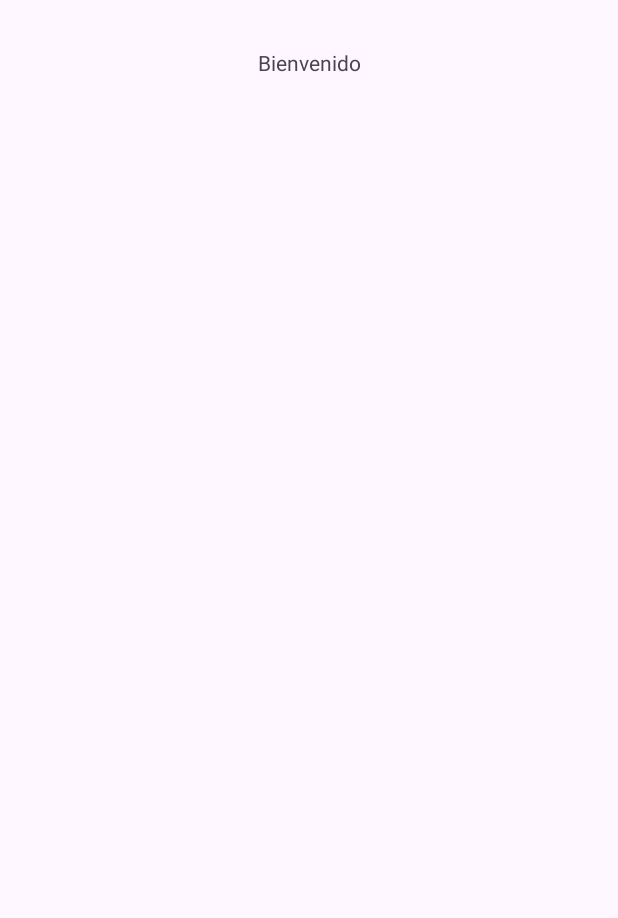
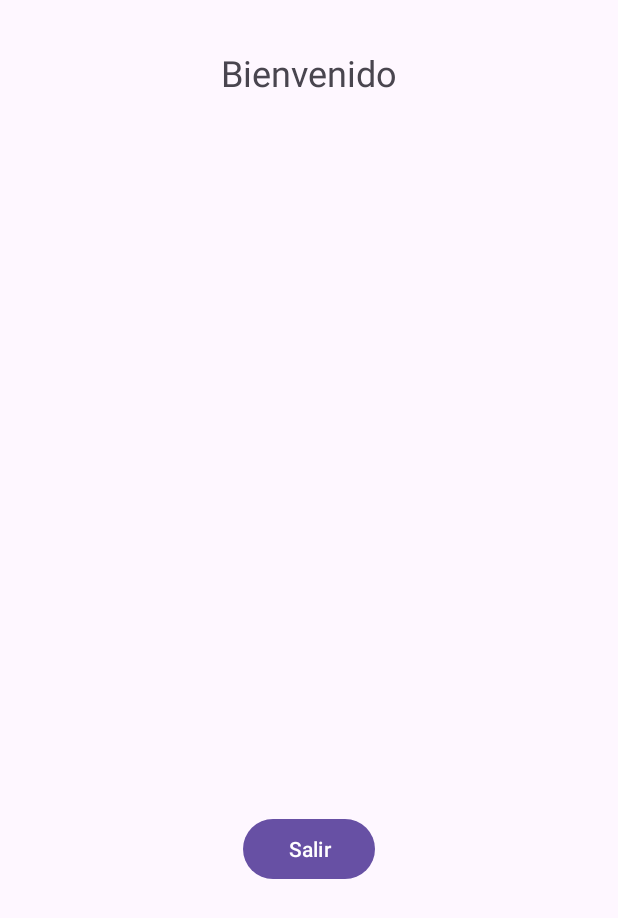
Before and after one commit to RobertoMedinaP/Individual5M4, an Android app: the Resultados screen opened directly, with no data from a screen before it, on a phone screen of 412 x 824 dp. Before the commit the part shown is almost empty. Shown: the top 918 px of the screen. Run offline under Robolectric (Android 15) with nearby library versions, the phone set to English and light mode, and no system bars.

Commit message:
falta que se vea la imagen,

```diff
--- a/app/src/main/java/com/example/individual5m4/MainActivity.java
+++ b/app/src/main/java/com/example/individual5m4/MainActivity.java
@@ -27,8 +27,12 @@ public class MainActivity extends AppCompatActivity {
         crearcuentaboton.setOnClickListener(new View.OnClickListener() {
             @Override
             public void onClick(View v) {
+
+                // creo un objeto de tipo intent y muy originalmente le pongo intento
+                //saca las cosas de acá y las une con la actividad Resultados
                 Intent intento = new Intent (v.getContext(), Resultados.class);
 
+                //acá obtengo los strings de los distintos edittext y les pongo un nombre
                 intento.putExtra("Nombre", nombreedt.getText().toString());
                 intento.putExtra("Apellido", apellidoedt.getText().toString());
                 intento.putExtra("Email", emailedt.getText().toString());
--- a/app/src/main/java/com/example/individual5m4/Resultados.java
+++ b/app/src/main/java/com/example/individual5m4/Resultados.java
@@ -4,11 +4,14 @@ import androidx.appcompat.app.AppCompatActivity;
 
 import android.content.Intent;
 import android.os.Bundle;
+import android.view.View;
+import android.widget.Button;
 import android.widget.TextView;
 
 public class Resultados extends AppCompatActivity {
 
     private TextView nombre, apellido, mail, password;
+    private Button btsalir;
 
 
 
@@ -18,7 +21,9 @@ public class Resultados extends AppCompatActivity {
         super.onCreate(savedInstanceState);
         setContentView(R.layout.activity_resultados);
 
-        //TextView nombretextview=getIntent().getStringExtra("Nombre");
+
+        // llamo a mi intento
+        //creo variables string desde los strings obtenidos en main
 
         Intent intento = getIntent();
         String firstname = intento.getStringExtra("Nombre");
@@ -26,7 +31,7 @@ public class Resultados extends AppCompatActivity {
         String correo = intento.getStringExtra("Email");
         String clave = intento.getStringExtra("Password");
 
-
+        //Asigno a cada textview de esta actividad el string puesto en cada edittext en main
         TextView nombre = findViewById(R.id.nombretextview);
         nombre.setText(firstname);
         TextView apellido = findViewById(R.id.apellidotextview);
@@ -37,6 +42,17 @@ public class Resultados extends AppCompatActivity {
         password.setText(clave);
 
     // Me falta boton de salida
+            //Asigno al boton salir su id y le doy su accion
+            Button btsalir =(Button) findViewById(R.id.btsalir);
+            btsalir.setOnClickListener(new View.OnClickListener() {
+                @Override
+                public void onClick(View view) {
+                    finish();
+                    onDestroy();
+                }
+            });
+
+
 
     }
 }
--- a/app/src/main/res/layout/activity_resultados.xml
+++ b/app/src/main/res/layout/activity_resultados.xml
@@ -13,6 +13,7 @@
         android:layout_height="wrap_content"
         android:layout_marginTop="32dp"
         android:text="Bienvenido"
+        android:textSize="24sp"
         app:layout_constraintEnd_toEndOf="parent"
         app:layout_constraintStart_toStartOf="parent"
         app:layout_constraintTop_toTopOf="parent" />
@@ -22,9 +23,10 @@
         android:layout_width="0dp"
         android:layout_height="wrap_content"
         android:layout_marginStart="16dp"
-        android:layout_marginTop="32dp"
+        android:layout_marginTop="72dp"
         android:layout_marginEnd="16dp"
         android:text="TextView"
+        android:textSize="20sp"
         app:layout_constraintEnd_toEndOf="parent"
         app:layout_constraintStart_toStartOf="parent"
         app:layout_constraintTop_toBottomOf="@+id/textView" />
@@ -37,6 +39,7 @@
         android:layout_marginTop="32dp"
         android:layout_marginEnd="16dp"
         android:text="TextView"
+        android:textSize="20sp"
         app:layout_constraintEnd_toEndOf="parent"
         app:layout_constraintStart_toStartOf="parent"
         app:layout_constraintTop_toBottomOf="@+id/nombretextview" />
@@ -49,6 +52,7 @@
         android:layout_marginTop="32dp"
         android:layout_marginEnd="16dp"
         android:text="TextView"
+        android:textSize="20sp"
         app:layout_constraintEnd_toEndOf="parent"
         app:layout_constraintStart_toStartOf="parent"
         app:layout_constraintTop_toBottomOf="@+id/apellidotextview" />
@@ -61,7 +65,18 @@
         android:layout_marginTop="32dp"
         android:layout_marginEnd="16dp"
         android:text="TextView"
+        android:textSize="20sp"
         app:layout_constraintEnd_toEndOf="parent"
         app:layout_constraintStart_toStartOf="parent"
         app:layout_constraintTop_toBottomOf="@+id/correotextview" />
+
+    <Button
+        android:id="@+id/btsalir"
+        android:layout_width="wrap_content"
+        android:layout_height="wrap_content"
+        android:layout_marginTop="200dp"
+        android:text="Salir"
+        app:layout_constraintEnd_toEndOf="parent"
+        app:layout_constraintStart_toStartOf="parent"
+        app:layout_constraintTop_toBottomOf="@+id/clavetextview" />
 </androidx.constraintlayout.widget.ConstraintLayout>
```
